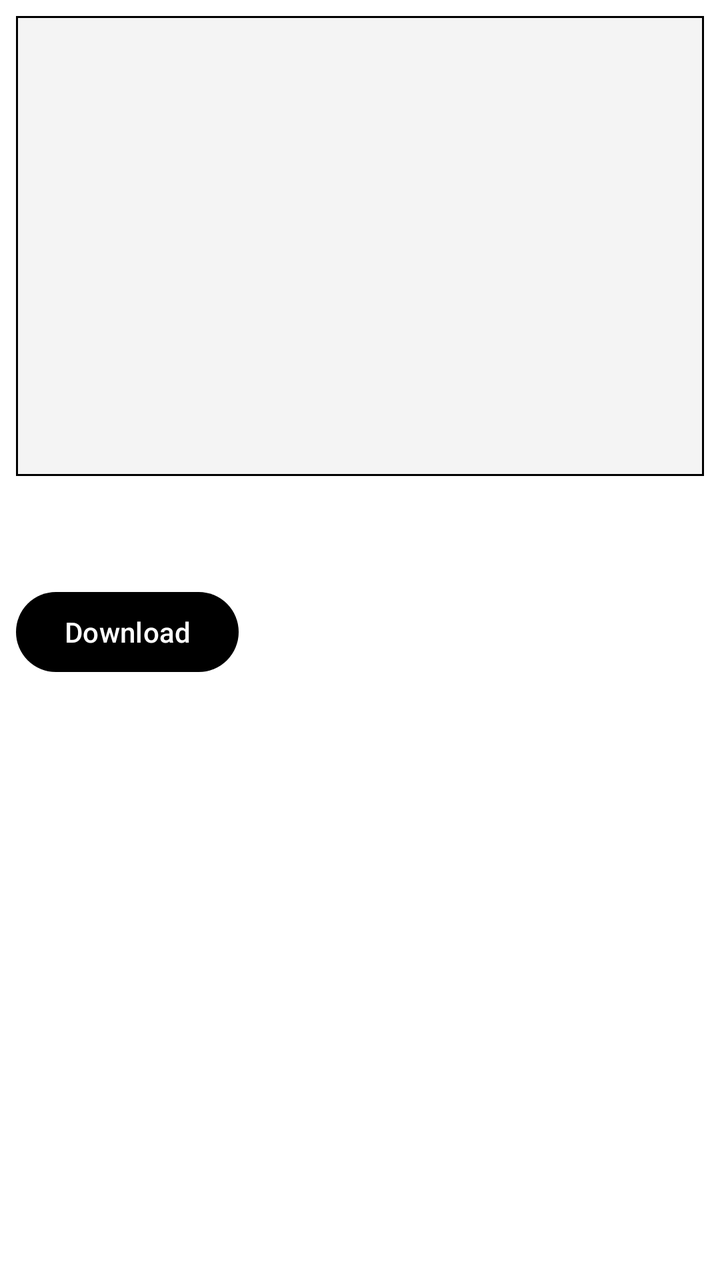
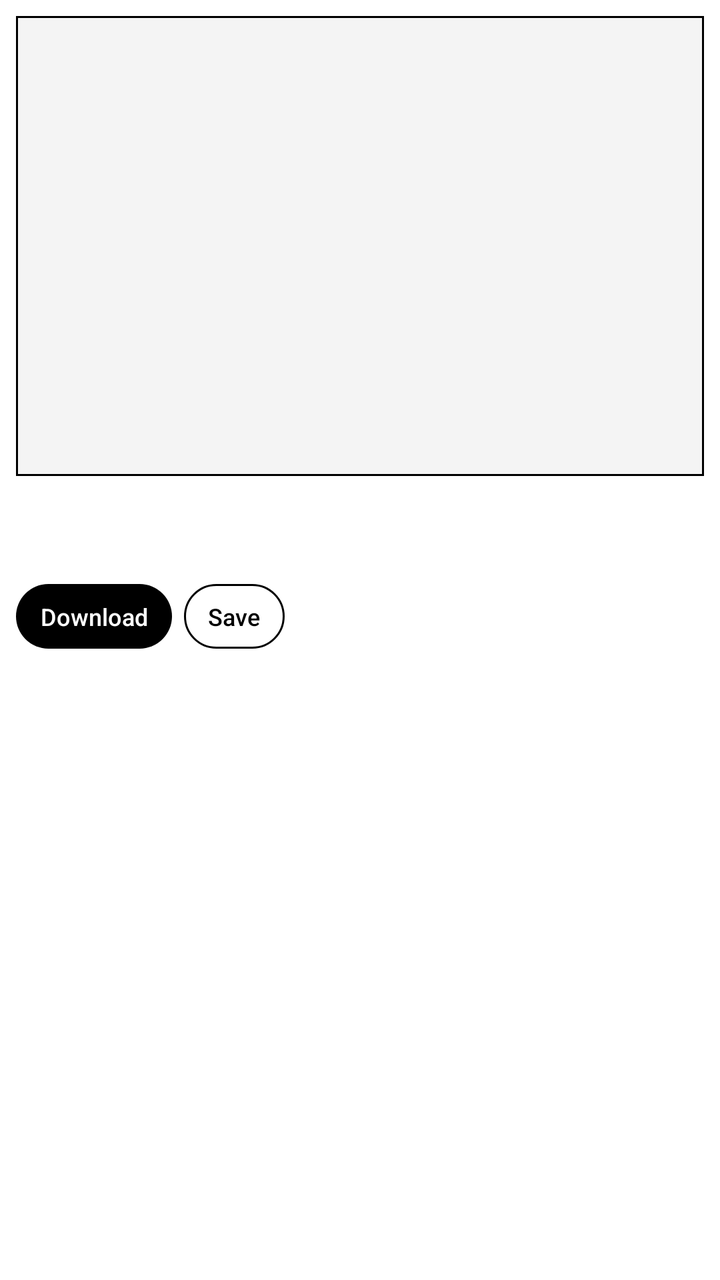

The first picture is an Android layout as it rendered before a commit; the second is the same layout after the commit. The layout source and the unified diff follow.
<!-- AndroidManifest.xml: application theme Theme.ELibrary -->
<!-- res/layout/item_book.xml -->
<?xml version="1.0" encoding="utf-8"?>
<LinearLayout xmlns:android="http://schemas.android.com/apk/res/android"
    android:layout_width="match_parent"
    android:layout_height="wrap_content"
    android:orientation="vertical"
    android:padding="8dp">

    <FrameLayout
        android:layout_width="match_parent"
        android:layout_height="230dp"
        android:background="@drawable/bg_cover"
        android:padding="1dp">

        <ImageView
            android:id="@+id/cover"
            android:layout_width="match_parent"
            android:layout_height="match_parent"
            android:contentDescription="Book cover"
            android:scaleType="centerCrop" />
    </FrameLayout>

    <TextView
        android:id="@+id/title"
        android:layout_width="match_parent"
        android:layout_height="wrap_content"
        android:layout_marginTop="8dp"
        android:ellipsize="end"
        android:fontFamily="serif"
        android:maxLines="2"
        android:textColor="#000000"
        android:textSize="15sp"
        android:textStyle="bold" />

    <TextView
        android:id="@+id/author"
        android:layout_width="match_parent"
        android:layout_height="wrap_content"
        android:layout_marginTop="2dp"
        android:ellipsize="end"
        android:maxLines="1"
        android:textColor="#666666"
        android:textSize="13sp" />

    <com.google.android.material.button.MaterialButton
        android:id="@+id/download"
        android:layout_width="wrap_content"
        android:layout_height="wrap_content"
        android:layout_marginTop="6dp"
        android:text="Download" />
</LinearLayout>
<!-- resources referenced by this layout -->
<resources>
  <!-- drawable bg_cover (drawable) -->
  <?xml version="1.0" encoding="utf-8"?>
  <shape xmlns:android="http://schemas.android.com/apk/res/android" android:shape="rectangle">
      <solid android:color="#F4F4F4" />
      <stroke android:width="1dp" android:color="#000000" />
  </shape>
  <style name="Theme.ELibrary" parent="Theme.Material3.Light.NoActionBar">
          <item name="colorPrimary">#000000</item>
          <item name="colorOnPrimary">#FFFFFF</item>
          <item name="colorSecondary">#000000</item>
          <item name="colorOnSecondary">#FFFFFF</item>
          <item name="colorSecondaryContainer">#000000</item>
          <item name="colorOnSecondaryContainer">#FFFFFF</item>
          <item name="colorSurface">#FFFFFF</item>
          <item name="colorOnSurface">#000000</item>
          <item name="colorSurfaceVariant">#EDEDED</item>
          <item name="colorOnSurfaceVariant">#4D4D4D</item>
          <item name="colorOutline">#000000</item>
          <item name="android:colorBackground">#FFFFFF</item>
          <item name="android:statusBarColor">@android:color/white</item>
          <item name="android:navigationBarColor">@android:color/white</item>
          <item name="android:windowLightStatusBar">true</item>
          <item name="android:windowLightNavigationBar">true</item>
      </style>
</resources>

<!-- the commit's change to res/layout/item_book.xml (unified diff, before → after) -->
@@ -41,10 +41,38 @@
         android:textColor="#666666"
         android:textSize="13sp" />
 
-    <com.google.android.material.button.MaterialButton
-        android:id="@+id/download"
-        android:layout_width="wrap_content"
+    <LinearLayout
+        android:layout_width="match_parent"
         android:layout_height="wrap_content"
         android:layout_marginTop="6dp"
-        android:text="Download" />
+        android:orientation="horizontal">
+
+        <com.google.android.material.button.MaterialButton
+            android:id="@+id/download"
+            android:layout_width="wrap_content"
+            android:layout_height="wrap_content"
+            android:insetTop="0dp"
+            android:insetBottom="0dp"
+            android:minWidth="0dp"
+            android:minHeight="0dp"
+            android:paddingHorizontal="12dp"
+            android:paddingVertical="8dp"
+            android:text="Download"
+            android:textSize="12sp" />
+
+        <com.google.android.material.button.MaterialButton
+            android:id="@+id/save"
+            style="@style/Widget.Material3.Button.OutlinedButton"
+            android:layout_width="wrap_content"
+            android:layout_height="wrap_content"
+            android:layout_marginStart="6dp"
+            android:insetTop="0dp"
+            android:insetBottom="0dp"
+            android:minWidth="0dp"
+            android:minHeight="0dp"
+            android:paddingHorizontal="12dp"
+            android:paddingVertical="8dp"
+            android:text="Save"
+            android:textSize="12sp" />
+    </LinearLayout>
 </LinearLayout>
